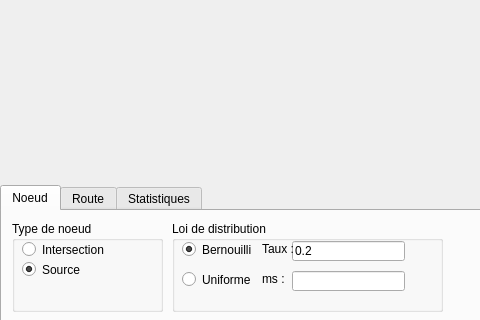
First picture: the form in Core/window.ui, repository RossimulatorUS/Core, before the edit; both pictures show x 0 to 480 and y 355 to 675 of the 996 by 675 pixel window.
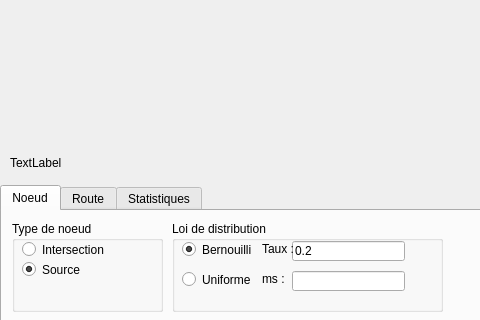
Second picture: the form after the edit. Custom widgets are drawn as their Qt base class.

```diff
--- a/Core/window.ui
+++ b/Core/window.ui
@@ -355,6 +355,19 @@
     </attribute>
    </widget>
   </widget>
+  <widget class="QLabel" name="m_labelTimer">
+   <property name="geometry">
+    <rect>
+     <x>10</x>
+     <y>510</y>
+     <width>71</width>
+     <height>16</height>
+    </rect>
+   </property>
+   <property name="text">
+    <string>TextLabel</string>
+   </property>
+  </widget>
  </widget>
  <layoutdefault spacing="6" margin="11"/>
  <customwidgets>
```
